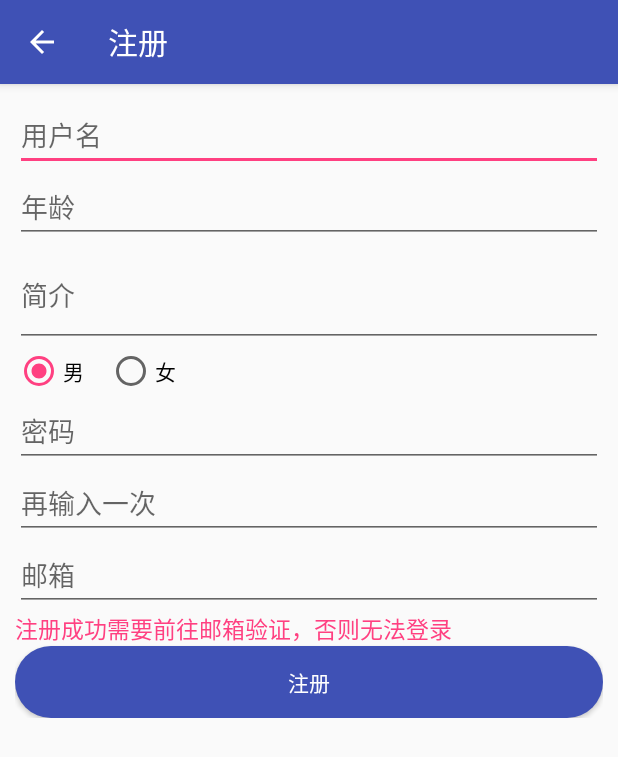
After one commit to ageniusmary/SmartButler, an Android app: the RegisteredActivity screen opened directly, with no data from a screen before it, on a phone screen of 412 x 824 dp. The commit adds this screen. Shown: the top 757 px of the screen. Run offline under Robolectric (Android 15) with nearby library versions, the phone set to English and light mode, and no system bars; libraries missing offline, so code that uses them is left out: cn.bmob.v3; Roboto replaces fonts that are not available here.

Commit message:
Bomb后端云集成 & 用户注册功能开发

```diff
--- a/app/build.gradle
+++ b/app/build.gradle
@@ -34,4 +34,6 @@ dependencies {
     compile 'com.android.support:design:26.0.0-alpha1'
     compile 'com.tencent.bugly:crashreport:latest.release'
     compile 'com.tencent.bugly:nativecrashreport:latest.release'
+    //Bomb
+    compile 'cn.bmob.android:bmob-sdk:3.5.5'
 }
--- a/app/src/main/java/com/example/mary/smartbutler/application/BaseApplication.java
+++ b/app/src/main/java/com/example/mary/smartbutler/application/BaseApplication.java
@@ -4,6 +4,8 @@ import android.app.Application;
 
 import com.example.mary.smartbutler.utils.StaticClass;
 import com.tencent.bugly.crashreport.CrashReport;
+
+import cn.bmob.v3.Bmob;
 
 /**
  * Created by mary on 2017/10/9.
@@ -18,5 +20,7 @@ public class BaseApplication  extends Application{
 
         //初始化Bugly
         CrashReport.initCrashReport(getApplicationContext(), StaticClass.BUGLY_APP_ID,true);
+        //初始化Bomb
+        Bmob.initialize(this, StaticClass.BMOB_APP_ID);
     }
 }
--- /dev/null
+++ b/app/src/main/java/com/example/mary/smartbutler/ui/RegisteredActivity.java
@@ -0,0 +1,130 @@
+package com.example.mary.smartbutler.ui;
+
+import android.os.Bundle;
+import android.support.annotation.IdRes;
+import android.support.annotation.Nullable;
+import android.text.TextUtils;
+import android.view.View;
+import android.widget.Button;
+import android.widget.EditText;
+import android.widget.RadioGroup;
+import android.widget.Toast;
+
+import com.example.mary.smartbutler.R;
+import com.example.mary.smartbutler.entity.MyUser;
+
+import cn.bmob.v3.exception.BmobException;
+import cn.bmob.v3.listener.SaveListener;
+
+/**
+ * 项目名：  SmartButler.
+ * 包名 ：   com.example.mary.smartbutler.ui.
+ * 文件名：  RegisteredActivity.
+ * 创建者：  mary.
+ * 创建时间：2017/10/18 14:01.
+ * 描述：    注册
+ */
+
+public class RegisteredActivity extends BaseActivity implements View.OnClickListener {
+
+    private EditText et_user;
+    private EditText et_age;
+    private EditText et_desc;
+    private RadioGroup mRadioGroup;
+    private EditText et_pass;
+    private EditText et_password;
+    private EditText et_email;
+    private Button btnRegistered;
+    //性别
+    private boolean isGender = true;
+
+    @Override
+    protected void onCreate(@Nullable Bundle savedInstanceState) {
+        super.onCreate(savedInstanceState);
+        setContentView(R.layout.activity_registered);
+
+        initView();
+    }
+
+    private void initView() {
+        et_user = (EditText) findViewById(R.id.et_user);
+        et_age = (EditText) findViewById(R.id.et_age);
+        et_desc = (EditText) findViewById(R.id.et_desc);
+        mRadioGroup = (RadioGroup) findViewById(R.id.mRadioGroup);
+        et_pass = (EditText) findViewById(R.id.et_pass);
+        et_password = (EditText) findViewById(R.id.et_password);
+        et_email = (EditText) findViewById(R.id.et_email);
+        btnRegistered = (Button) findViewById(R.id.btnRegistered);
+        btnRegistered.setOnClickListener(this);
+    }
+
+    @Override
+    public void onClick(View view) {
+        switch (view.getId()) {
+            case R.id.btnRegistered:
+                //获取到输入框的值
+                String name = et_user.getText().toString().trim();
+                String age = et_age.getText().toString().trim();
+                String desc = et_desc.getText().toString().trim();
+                String pass = et_pass.getText().toString().trim();
+                String password = et_password.getText().toString().trim();
+                String email = et_email.getText().toString().trim();
+
+                //判断是否为空
+                if (!TextUtils.isEmpty(name) & !TextUtils.isEmpty(age) &
+                        !TextUtils.isEmpty(pass) &
+                        !TextUtils.isEmpty(password) &
+                        !TextUtils.isEmpty(email)) {
+
+                    //判断两次输入的密码是否一致
+                    if (pass.equals(password)) {
+
+                        //先把性别判断一下
+                        mRadioGroup.setOnCheckedChangeListener(new RadioGroup.OnCheckedChangeListener() {
+                            @Override
+                            public void onCheckedChanged(RadioGroup radioGroup, @IdRes int i) {
+                                if (i == R.id.rb_boy) {
+                                    isGender = true;
+                                } else if (i == R.id.rb_girl) {
+                                    isGender = false;
+                                }
+                            }
+                        });
+
+                        //判断简介是否为空
+                        if (!TextUtils.isEmpty(desc)) {
+                            desc = "这个人很懒，什么都没有留下";
+                        }
+
+                        //注册
+                        MyUser user = new MyUser();
+                        user.setUsername(name);
+                        user.setAge(Integer.parseInt(age));
+                        user.setPassword(pass);
+                        user.setSex(isGender);
+                        user.setEmail(email);
+                        user.setDesc(desc);
+
+                        user.signUp(new SaveListener<MyUser>() {
+
+                            @Override
+                            public void done(MyUser myUser, BmobException e) {
+                                if (e == null) {
+                                    Toast.makeText(RegisteredActivity.this, "注册成功", Toast.LENGTH_SHORT).show();
+                                    finish();
+                                } else {
+                                    Toast.makeText(RegisteredActivity.this, "注册失败: " + e.toString(), Toast.LENGTH_SHORT).show();
+                                }
+                            }
+                        });
+                    } else {
+                        Toast.makeText(this, "两次输入的密码不一致", Toast.LENGTH_SHORT).show();
+                    }
+
+                } else {
+                    Toast.makeText(this, "输入框不能为空", Toast.LENGTH_SHORT).show();
+                }
+                break;
+        }
+    }
+}
--- a/app/src/main/java/com/example/mary/smartbutler/ui/SplashActivity.java
+++ b/app/src/main/java/com/example/mary/smartbutler/ui/SplashActivity.java
@@ -46,7 +46,7 @@ public class SplashActivity extends AppCompatActivity{
                     if(isFirst()){
                         startActivity(new Intent(SplashActivity.this,GuideActivity.class));
                     }else{
-                        startActivity(new Intent(SplashActivity.this, GuideActivity.class));
+                        startActivity(new Intent(SplashActivity.this, LoginActivity.class));
                     }
                     finish();
                     break;
--- a/app/src/main/java/com/example/mary/smartbutler/utils/StaticClass.java
+++ b/app/src/main/java/com/example/mary/smartbutler/utils/StaticClass.java
@@ -13,5 +13,7 @@ public class StaticClass {
     public static final String SHARE_IS_First = "isFirst";
     //Bugly key
     public static final String BUGLY_APP_ID = "6052260e27";
+    //Bomb key
+    public static final String  BMOB_APP_ID = "8213bb3363f994d5e62ca249246b6d07";
 
 }
--- /dev/null
+++ b/app/src/main/res/layout/activity_registered.xml
@@ -0,0 +1,91 @@
+<?xml version="1.0" encoding="utf-8"?>
+<LinearLayout
+    xmlns:android="http://schemas.android.com/apk/res/android"
+    android:layout_width="match_parent"
+    android:layout_height="match_parent"
+    android:orientation="vertical">
+
+    <LinearLayout
+        android:layout_width="match_parent"
+        android:layout_height="wrap_content"
+        android:orientation="vertical"
+        android:padding="10dp">
+
+        <EditText
+            android:id="@+id/et_user"
+            android:layout_width="match_parent"
+            android:layout_height="wrap_content"
+            android:hint="用户名"/>
+
+        <EditText
+            android:id="@+id/et_age"
+            android:layout_width="match_parent"
+            android:layout_height="wrap_content"
+            android:hint="年龄"/>
+
+        <EditText
+            android:id="@+id/et_desc"
+            android:layout_width="match_parent"
+            android:layout_height="wrap_content"
+            android:hint="简介"
+            android:lines="2"/>
+
+        <RadioGroup
+            android:id="@+id/mRadioGroup"
+            android:layout_width="match_parent"
+            android:layout_height="wrap_content"
+            android:orientation="horizontal">
+
+            <RadioButton
+                android:id="@+id/rb_boy"
+                android:layout_width="wrap_content"
+                android:layout_height="wrap_content"
+                android:checked="true"
+                android:text="男"/>
+
+            <RadioButton
+                android:id="@+id/rb_girl"
+                android:layout_marginLeft="15dp"
+                android:layout_width="wrap_content"
+                android:layout_height="wrap_content"
+                android:text="女"/>
+
+        </RadioGroup>
+
+        <EditText
+            android:id="@+id/et_pass"
+            android:layout_width="match_parent"
+            android:layout_height="wrap_content"
+            android:hint="密码"
+            android:inputType="textPassword"/>
+
+        <EditText
+            android:id="@+id/et_password"
+            android:layout_width="match_parent"
+            android:layout_height="wrap_content"
+            android:hint="再输入一次"
+            android:inputType="textPassword"/>
+
+        <EditText
+            android:id="@+id/et_email"
+            android:layout_width="match_parent"
+            android:layout_height="wrap_content"
+            android:hint="邮箱"/>
+
+        <TextView
+            android:text="注册成功需要前往邮箱验证，否则无法登录"
+            android:layout_width="match_parent"
+            android:layout_height="wrap_content"
+            android:textColor="@color/colorAccent"
+            android:textSize="15sp"/>
+
+        <Button
+            android:id="@+id/btnRegistered"
+            android:layout_width="match_parent"
+            android:layout_height="wrap_content"
+            android:text="注册"
+            android:background="@drawable/button_bg"
+            android:textColor="@android:color/white"/>
+
+    </LinearLayout>
+</LinearLayout>
--- a/build.gradle
+++ b/build.gradle
@@ -15,6 +15,8 @@ buildscript {
 allprojects {
     repositories {
         jcenter()
+        //Bmob的maven仓库地址--必填
+        maven { url "https://raw.github.com/bmob/bmob-android-sdk/master" }
     }
 }
 
```
Also changed, not shown: app/src/main/AndroidManifest.xml (+20 -5 lines), app/src/main/java/com/example/mary/smartbutler/entity/MyUser.java (added, +43 -0 lines), app/src/main/java/com/example/mary/smartbutler/ui/LoginActivity.java (added, +46 -0 lines), app/src/main/res/layout/activity_login.xml (added, +80 -0 lines).
